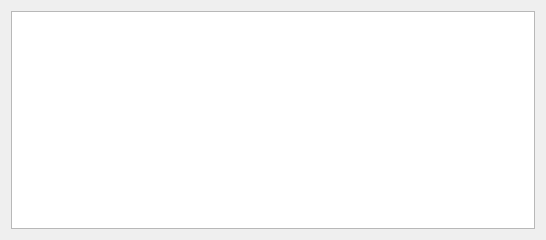
Old version of the form server/gui/ui/QueryLog.ui in the repository Howest-AdvMathProg/project-2021-Joren-vanGoethem.
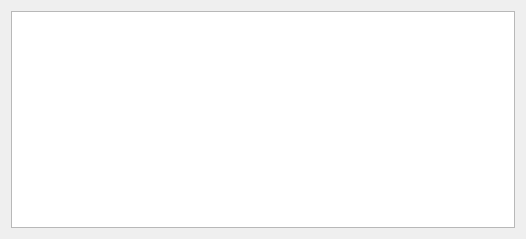
New version of the form.

Patch:
```diff
--- a/server/gui/ui/QueryLog.ui
+++ b/server/gui/ui/QueryLog.ui
@@ -6,8 +6,8 @@
    <rect>
     <x>0</x>
     <y>0</y>
-    <width>546</width>
-    <height>240</height>
+    <width>526</width>
+    <height>239</height>
    </rect>
   </property>
   <property name="windowTitle">
```
